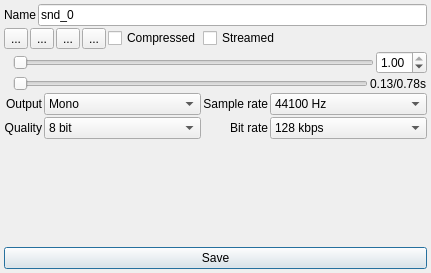
Above: Editors/SoundEditor.ui from enigma-dev/RadialGM before the change. Below: the same form after it.
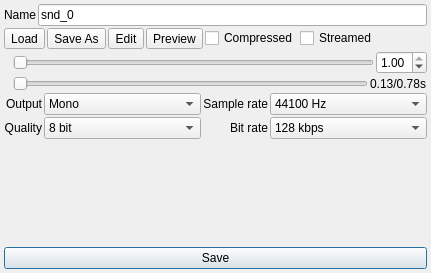
That is the form after the change. Icons and pictures are not drawn.

Commit message: configure button tooltips

What changed in the file:
```diff
--- a/Editors/SoundEditor.ui
+++ b/Editors/SoundEditor.ui
@@ -62,7 +62,7 @@
      <item>
       <widget class="QToolButton" name="loadButton">
        <property name="text">
-        <string>...</string>
+        <string>Load</string>
        </property>
        <property name="icon">
         <iconset resource="../images.qrc">
@@ -73,7 +73,7 @@
      <item>
       <widget class="QToolButton" name="saveAsButton">
        <property name="text">
-        <string>...</string>
+        <string>Save As</string>
        </property>
        <property name="icon">
         <iconset resource="../images.qrc">
@@ -84,7 +84,7 @@
      <item>
       <widget class="QToolButton" name="editButton">
        <property name="text">
-        <string>...</string>
+        <string>Edit</string>
        </property>
        <property name="icon">
         <iconset resource="../images.qrc">
@@ -95,7 +95,7 @@
      <item>
       <widget class="QToolButton" name="playButton">
        <property name="text">
-        <string>...</string>
+        <string>Preview</string>
        </property>
        <property name="icon">
         <iconset resource="../images.qrc">
```
Left out of the diff: 12 changed lines with no effect on the pictures.
